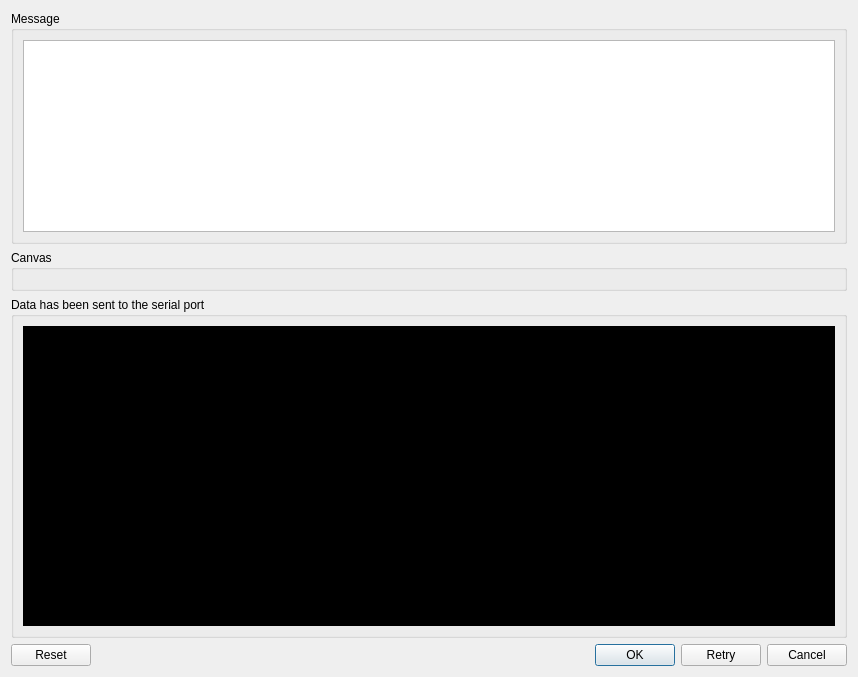
Before: the Qt Designer form tafor/ui/qt/send.ui in up1and/tafor, drawn with Qt 5.
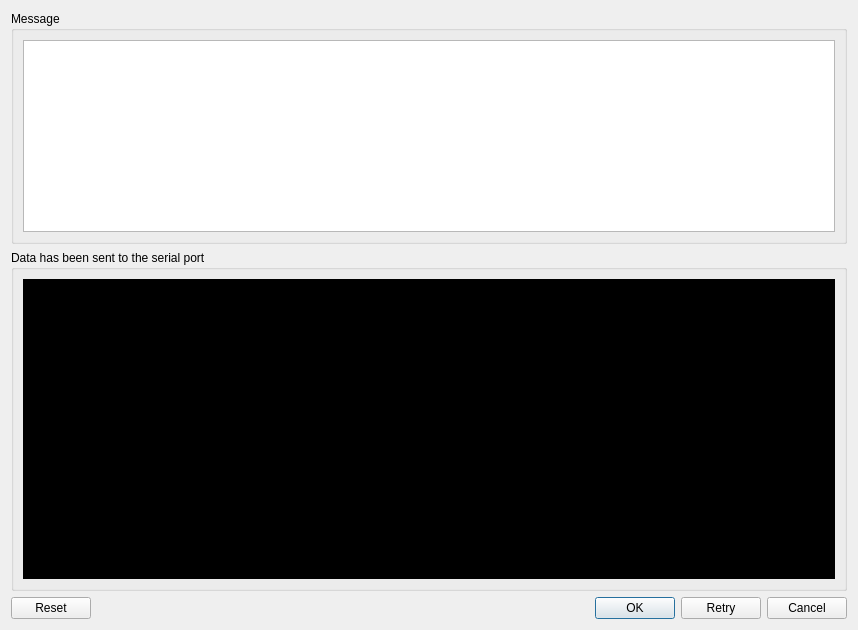
After: the same form once the commit is applied. The open tabs and pages were chosen to show the change.

Commit message: fix: stack the form pages so switching them cannot resize the window

What changed in the file:
```diff
--- a/tafor/ui/qt/send.ui
+++ b/tafor/ui/qt/send.ui
@@ -43,14 +43,13 @@
     </widget>
    </item>
    <item>
+    <widget class="QStackedWidget" name="paneContent">
     <widget class="QGroupBox" name="canvasGroup">
      <property name="title">
       <string>Canvas</string>
      </property>
      <layout class="QVBoxLayout" name="canvasLayout"/>
     </widget>
-   </item>
-   <item>
     <widget class="QGroupBox" name="rawGroup">
      <property name="title">
       <string>Data has been sent to the serial port</string>
@@ -77,6 +76,7 @@
        </widget>
       </item>
      </layout>
+     </widget>
     </widget>
    </item>
    <item>
```
Lines whose indentation alone changed are shown as unchanged. The commit also changes 7 other files.
